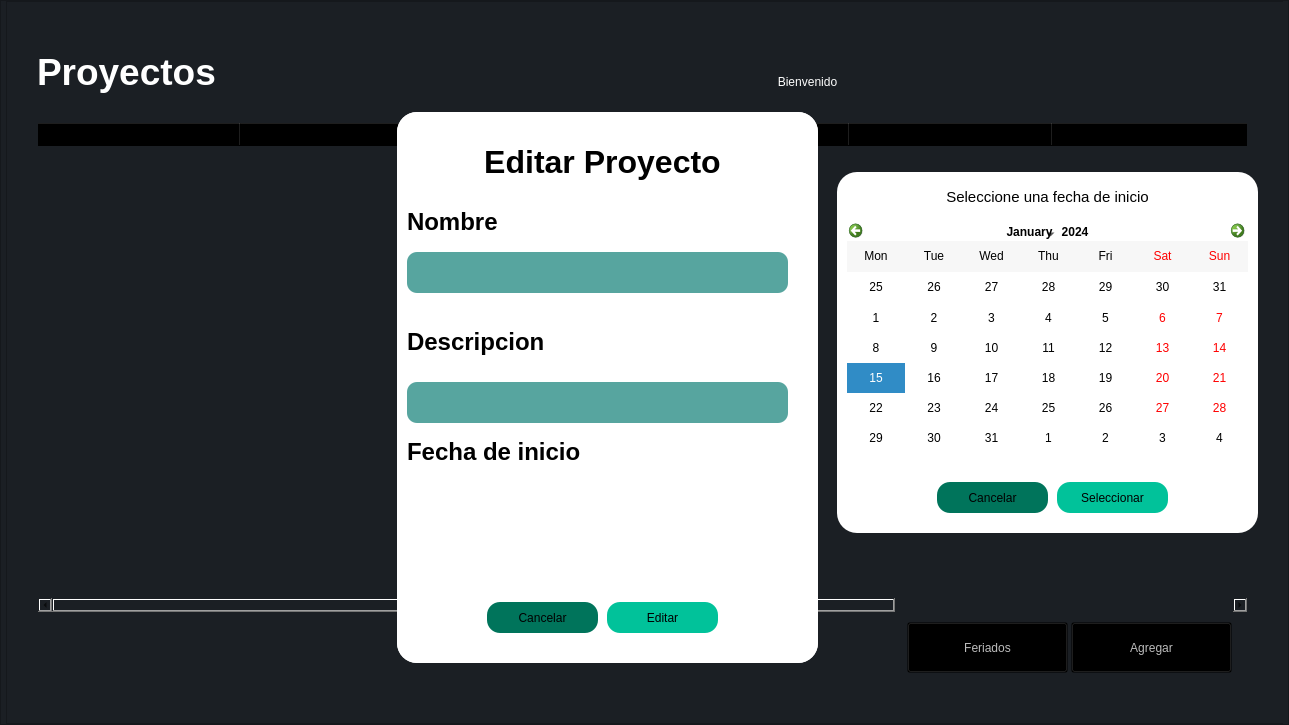
rojasalexander/AdministradorProyectosFacultad, file ui/vistaproyectosmai.ui: the form before one commit.
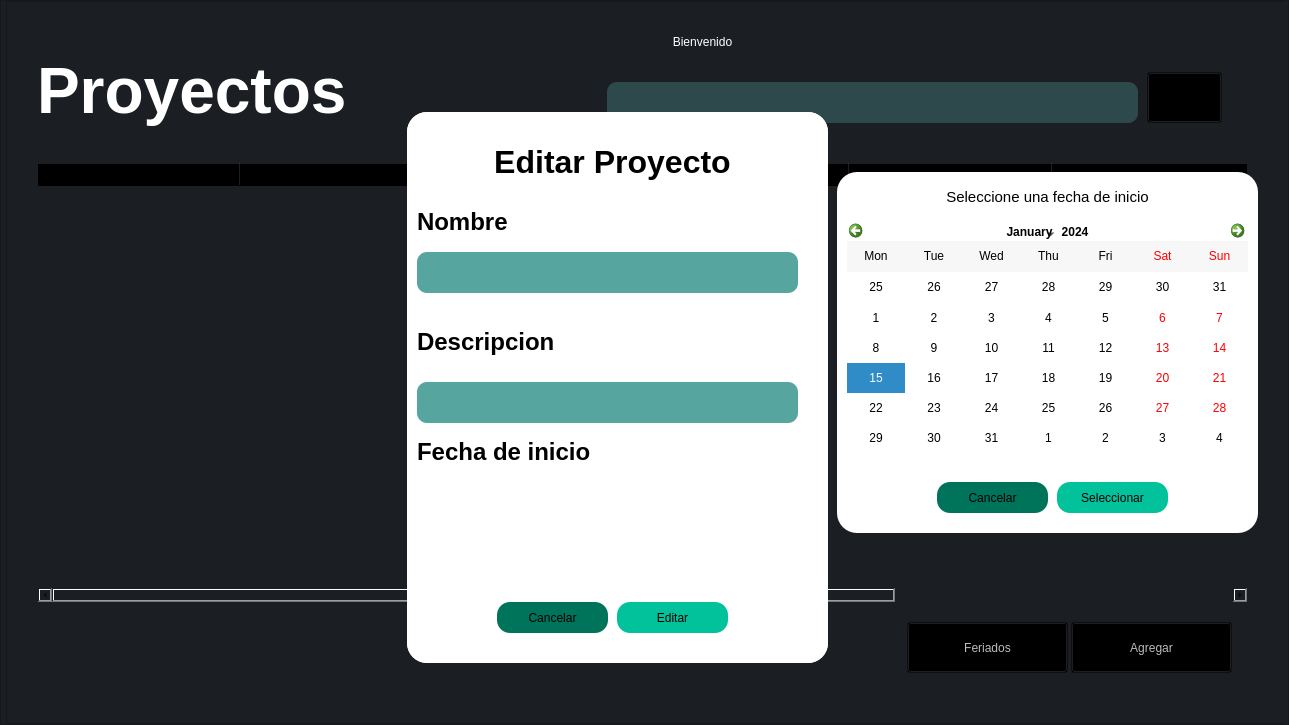
The form after the commit. Icons and pictures are not drawn.

Patch:
```diff
--- a/ui/vistaproyectosmai.ui
+++ b/ui/vistaproyectosmai.ui
@@ -135,7 +135,7 @@
             <property name="geometry">
              <rect>
               <x>30</x>
-              <y>30</y>
+              <y>50</y>
               <width>441</width>
               <height>81</height>
              </rect>
@@ -150,7 +150,7 @@
 border-radius:20;</string>
             </property>
             <property name="text">
-             <string>&lt;html&gt;&lt;head/&gt;&lt;body&gt;&lt;p&gt;&lt;span style=&quot; font-size:28pt; font-weight:600;&quot;&gt;Proyectos&lt;/span&gt;&lt;/p&gt;&lt;/body&gt;&lt;/html&gt;</string>
+             <string>&lt;html&gt;&lt;head/&gt;&lt;body&gt;&lt;p&gt;&lt;span style=&quot; font-size:48pt; font-weight:600;&quot;&gt;Proyectos&lt;/span&gt;&lt;/p&gt;&lt;/body&gt;&lt;/html&gt;</string>
             </property>
             <property name="alignment">
              <set>Qt::AlignLeading|Qt::AlignLeft|Qt::AlignVCenter</set>
@@ -160,9 +160,9 @@
             <property name="geometry">
              <rect>
               <x>30</x>
-              <y>120</y>
+              <y>160</y>
               <width>1211</width>
-              <height>491</height>
+              <height>441</height>
              </rect>
             </property>
             <property name="styleSheet">
@@ -285,8 +285,8 @@
            <widget class="QLabel" name="name">
             <property name="geometry">
              <rect>
-              <x>940</x>
-              <y>50</y>
+              <x>810</x>
+              <y>10</y>
               <width>291</width>
               <height>61</height>
              </rect>
@@ -303,9 +303,9 @@
            <widget class="QLabel" name="label_2">
             <property name="geometry">
              <rect>
-              <x>660</x>
-              <y>50</y>
-              <width>281</width>
+              <x>590</x>
+              <y>10</y>
+              <width>211</width>
               <height>61</height>
              </rect>
             </property>
@@ -331,7 +331,7 @@
             </property>
             <property name="geometry">
              <rect>
-              <x>390</x>
+              <x>400</x>
               <y>110</y>
               <width>421</width>
               <height>551</height>
@@ -556,7 +556,7 @@
             </property>
             <property name="geometry">
              <rect>
-              <x>390</x>
+              <x>400</x>
               <y>110</y>
               <width>421</width>
               <height>551</height>
@@ -1024,6 +1024,48 @@
              </size>
             </property>
            </widget>
+           <widget class="QPushButton" name="pushButton_4">
+            <property name="geometry">
+             <rect>
+              <x>1140</x>
+              <y>70</y>
+              <width>75</width>
+              <height>51</height>
+             </rect>
+            </property>
+            <property name="styleSheet">
+             <string notr="true">background-color: rgba(0,0, 0, 0);
+font: 14pt &quot;Verdana&quot;;
+color: rgb(188, 188, 188);</string>
+            </property>
+            <property name="icon">
+             <iconset>
+              <normaloff>buscar (2).png</normaloff>buscar (2).png</iconset>
+            </property>
+            <property name="iconSize">
+             <size>
+              <width>50</width>
+              <height>50</height>
+             </size>
+            </property>
+           </widget>
+           <widget class="QLineEdit" name="lineEdit">
+            <property name="geometry">
+             <rect>
+              <x>600</x>
+              <y>80</y>
+              <width>531</width>
+              <height>41</height>
+             </rect>
+            </property>
+            <property name="styleSheet">
+             <string notr="true">border-radius:10px;
+font: 18pt &quot;Verdana&quot;; color :rgb(255, 255, 255);
+background-color: rgba(87, 165, 159, 80);
+border-radius:10px;</string>
+            </property>
+           </widget>
+           <zorder>lineEdit</zorder>
            <zorder>tableWidget</zorder>
            <zorder>label</zorder>
            <zorder>name</zorder>
```
Left out of the diff: 1 changed line with no effect on the pictures.
